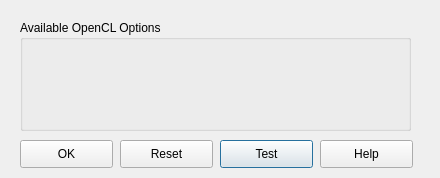
SasView/sasview, file src/sas/qtgui/Perspectives/Fitting/UI/GPUOptionsUI.ui: the form before one commit.
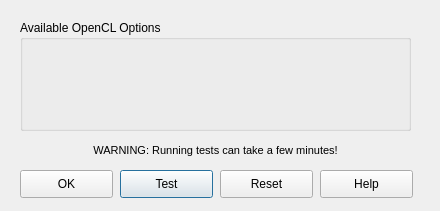
The form after the commit.

Commit message: Enable OpenCL tests and display results in new window.

Patch:
```diff
--- a/src/sas/qtgui/Perspectives/Fitting/UI/GPUOptionsUI.ui
+++ b/src/sas/qtgui/Perspectives/Fitting/UI/GPUOptionsUI.ui
@@ -7,7 +7,7 @@
     <x>0</x>
     <y>0</y>
     <width>440</width>
-    <height>178</height>
+    <height>211</height>
    </rect>
   </property>
   <property name="windowTitle">
@@ -16,8 +16,8 @@
   <widget class="QPushButton" name="testButton">
    <property name="geometry">
     <rect>
-     <x>220</x>
-     <y>140</y>
+     <x>120</x>
+     <y>170</y>
      <width>93</width>
      <height>28</height>
     </rect>
@@ -30,7 +30,7 @@
    <property name="geometry">
     <rect>
      <x>320</x>
-     <y>140</y>
+     <y>170</y>
      <width>93</width>
      <height>28</height>
     </rect>
@@ -58,8 +58,8 @@
   <widget class="QPushButton" name="resetButton">
    <property name="geometry">
     <rect>
-     <x>120</x>
-     <y>140</y>
+     <x>220</x>
+     <y>170</y>
      <width>93</width>
      <height>28</height>
     </rect>
@@ -72,7 +72,7 @@
    <property name="geometry">
     <rect>
      <x>20</x>
-     <y>140</y>
+     <y>170</y>
      <width>93</width>
      <height>28</height>
     </rect>
@@ -81,6 +81,27 @@
     <string>OK</string>
    </property>
   </widget>
+  <widget class="QLabel" name="label">
+   <property name="geometry">
+    <rect>
+     <x>20</x>
+     <y>132</y>
+     <width>391</width>
+     <height>37</height>
+    </rect>
+   </property>
+   <property name="font">
+    <font>
+     <pointsize>8</pointsize>
+    </font>
+   </property>
+   <property name="text">
+    <string>WARNING: Running tests can take a few minutes!</string>
+   </property>
+   <property name="alignment">
+    <set>Qt::AlignCenter</set>
+   </property>
+  </widget>
  </widget>
  <resources/>
  <connections>
```
The commit also changes 2 other files.
